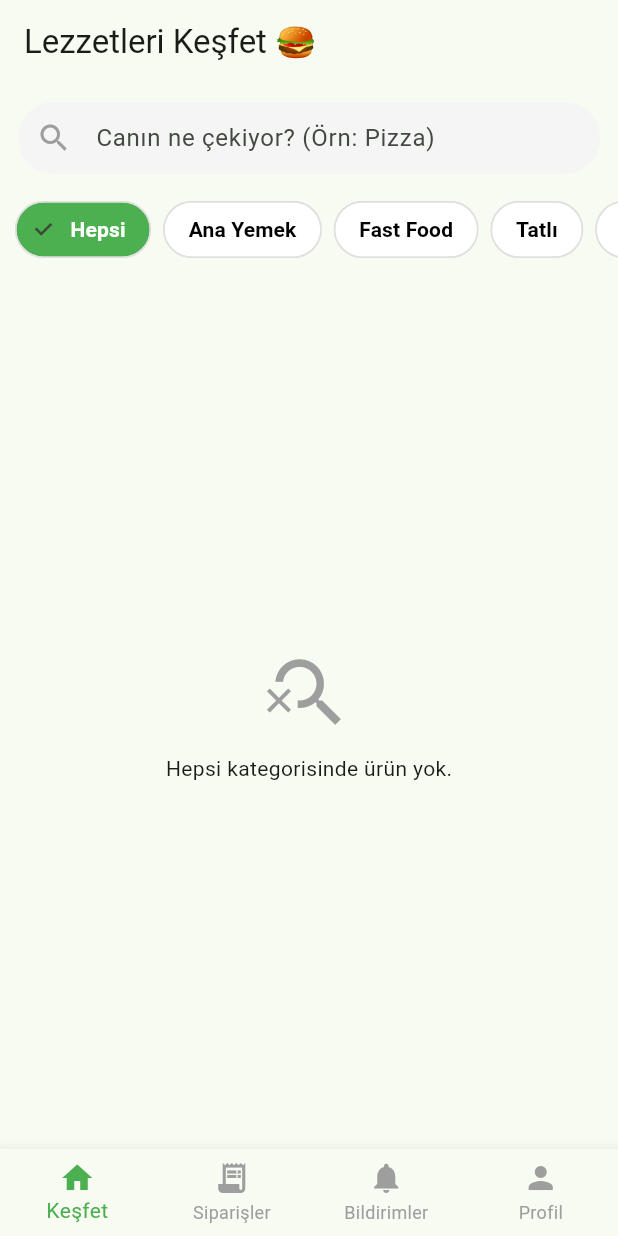
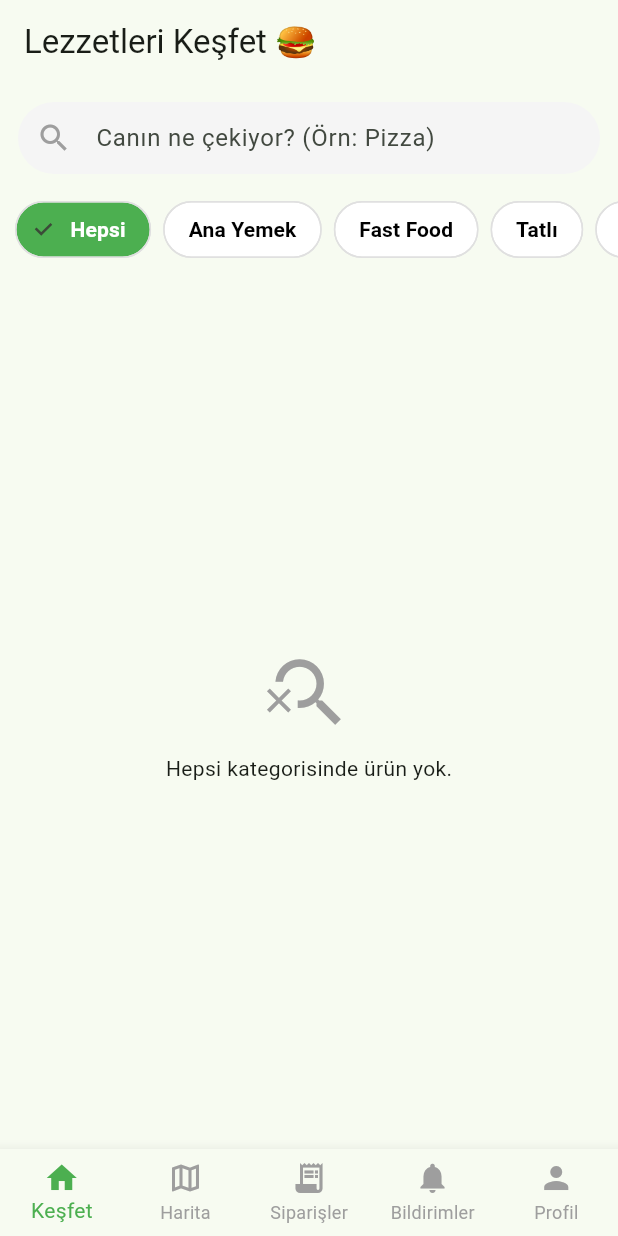
Before and after one commit to zeynepcelikx/repo, a Flutter app: the CustomerMainLayout screen opened directly, on a phone screen of 412 x 824 dp. Run offline on Flutter 3.47's test engine with Material 3 defaults, Android fonts, the phone set to English and light mode, and no system bars; our stand-ins replace cloud_firestore, firebase_auth, firebase_core, geocoding, geolocator, google_maps_flutter and 1 more; missing offline and left inert: mobile_scanner; accounts and stored records are empty; network calls fail.

Commit message:
Kodlar güncellendi2

```diff
--- a/lib/screens/customer/customer_main_layout.dart
+++ b/lib/screens/customer/customer_main_layout.dart
@@ -3,6 +3,7 @@ import 'package:firebase_auth/firebase_auth.dart';
 import 'package:flutter/material.dart';
 import 'customer_home.dart';
 import 'my_orders_screen.dart';
+import 'customer_map_screen.dart'; // <-- Harita ekranı importu
 import '../common/notifications_screen.dart';
 import '../common/profile_screen.dart';
 
@@ -22,12 +23,13 @@ class _CustomerMainLayoutState extends State<CustomerMainLayout> {
   @override
   void initState() {
     super.initState();
-    // Sayfaların sırası: Keşfet -> Siparişler -> Bildirimler -> Profil
+    // Sayfaların sırası: Keşfet -> Harita -> Siparişler -> Bildirimler -> Profil
     _pages = [
-      const CustomerHomeScreen(),
-      const MyOrdersScreen(),
-      const NotificationsScreen(),
-      const ProfileScreen(),
+      const CustomerHomeScreen(),    // 0
+      const CustomerMapScreen(),     // 1 (YENİDEN EKLENDİ 🗺️)
+      const MyOrdersScreen(),        // 2
+      const NotificationsScreen(),   // 3
+      const ProfileScreen(),         // 4
     ];
   }
 
@@ -49,7 +51,7 @@ class _CustomerMainLayoutState extends State<CustomerMainLayout> {
         onTap: _onItemTapped,
         selectedItemColor: Colors.green, // Aktif ikon rengi
         unselectedItemColor: Colors.grey, // Pasif ikon rengi
-        type: BottomNavigationBarType.fixed, // 4 ikon olduğu için sabit tip
+        type: BottomNavigationBarType.fixed, // 5 ikon olduğu için sabit tip şart
         items: [
           // 1. KEŞFET
           const BottomNavigationBarItem(
@@ -57,13 +59,19 @@ class _CustomerMainLayoutState extends State<CustomerMainLayout> {
             label: 'Keşfet',
           ),
 
-          // 2. SİPARİŞLER
+          // 2. HARİTA (GERİ GELDİ) 🗺️
+          const BottomNavigationBarItem(
+            icon: Icon(Icons.map_outlined),
+            label: 'Harita',
+          ),
+
+          // 3. SİPARİŞLER
           const BottomNavigationBarItem(
             icon: Icon(Icons.receipt_long),
             label: 'Siparişler',
           ),
 
-          // 3. BİLDİRİMLER (KIRMIZI ROZETLİ) 🔴
+          // 4. BİLDİRİMLER (KIRMIZI ROZETLİ) 🔴
           BottomNavigationBarItem(
             icon: StreamBuilder<QuerySnapshot>(
               // Sadece 'okunmamış' (isRead: false) bildirimleri dinliyoruz
@@ -117,7 +125,7 @@ class _CustomerMainLayoutState extends State<CustomerMainLayout> {
             label: 'Bildirimler',
           ),
 
-          // 4. PROFİL
+          // 5. PROFİL
           const BottomNavigationBarItem(
             icon: Icon(Icons.person),
             label: 'Profil',
```
